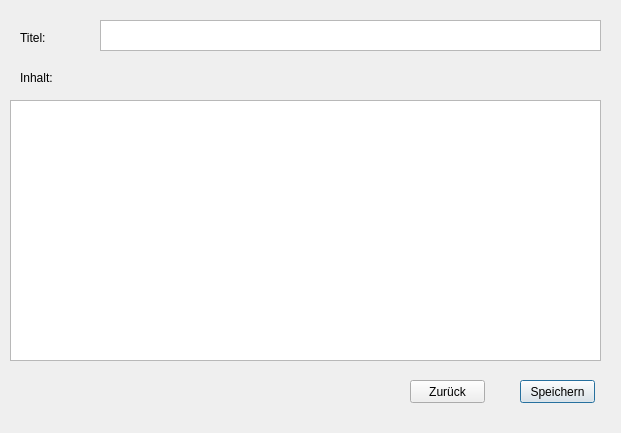
Above: detaileditnote.ui from as070700/Noteapp before the change. Below: the same form after it.
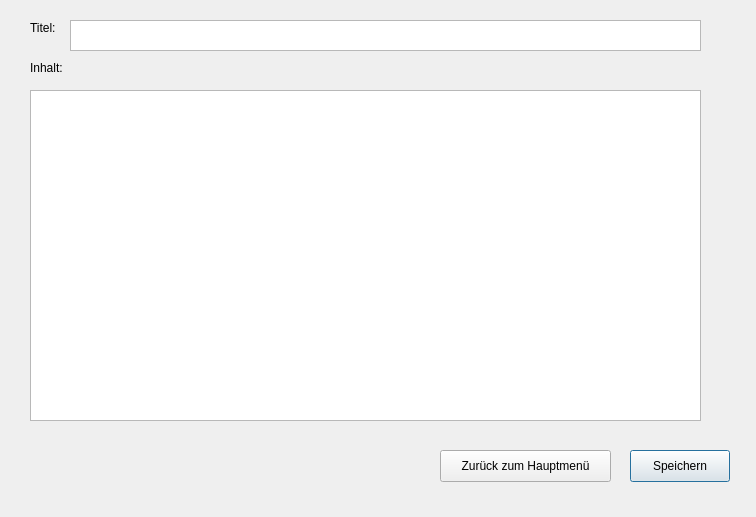
That is the form after the change.

Diff of the .ui file:
```diff
--- a/detaileditnote.ui
+++ b/detaileditnote.ui
@@ -6,8 +6,8 @@
    <rect>
     <x>0</x>
     <y>0</y>
-    <width>621</width>
-    <height>433</height>
+    <width>756</width>
+    <height>517</height>
    </rect>
   </property>
   <property name="windowTitle">
@@ -16,9 +16,9 @@
   <widget class="QTextEdit" name="title_textEdit_detaileditnote">
    <property name="geometry">
     <rect>
-     <x>100</x>
+     <x>70</x>
      <y>20</y>
-     <width>501</width>
+     <width>631</width>
      <height>31</height>
     </rect>
    </property>
@@ -26,20 +26,20 @@
   <widget class="QTextEdit" name="content_textEdit_detaileditnote">
    <property name="geometry">
     <rect>
-     <x>10</x>
-     <y>100</y>
-     <width>591</width>
-     <height>261</height>
+     <x>30</x>
+     <y>90</y>
+     <width>671</width>
+     <height>331</height>
     </rect>
    </property>
   </widget>
   <widget class="QPushButton" name="saveButton_detaileditnote">
    <property name="geometry">
     <rect>
-     <x>520</x>
-     <y>380</y>
-     <width>75</width>
-     <height>23</height>
+     <x>630</x>
+     <y>450</y>
+     <width>100</width>
+     <height>32</height>
     </rect>
    </property>
    <property name="text">
@@ -49,34 +49,34 @@
   <widget class="QPushButton" name="backButton_detaileditnote">
    <property name="geometry">
     <rect>
-     <x>410</x>
-     <y>380</y>
-     <width>75</width>
-     <height>23</height>
+     <x>440</x>
+     <y>450</y>
+     <width>171</width>
+     <height>32</height>
     </rect>
    </property>
    <property name="text">
-    <string>Zurück</string>
+    <string>Zurück zum Hauptmenü</string>
    </property>
   </widget>
   <widget class="QLabel" name="label_t_detaileditnote">
    <property name="geometry">
     <rect>
-     <x>20</x>
-     <y>30</y>
+     <x>30</x>
+     <y>20</y>
      <width>58</width>
      <height>16</height>
     </rect>
    </property>
    <property name="text">
-    <string>Titel: </string>
+    <string>Titel:</string>
    </property>
   </widget>
   <widget class="QLabel" name="label_c_detaileditnote">
    <property name="geometry">
     <rect>
-     <x>20</x>
-     <y>70</y>
+     <x>30</x>
+     <y>60</y>
      <width>58</width>
      <height>16</height>
     </rect>
```
